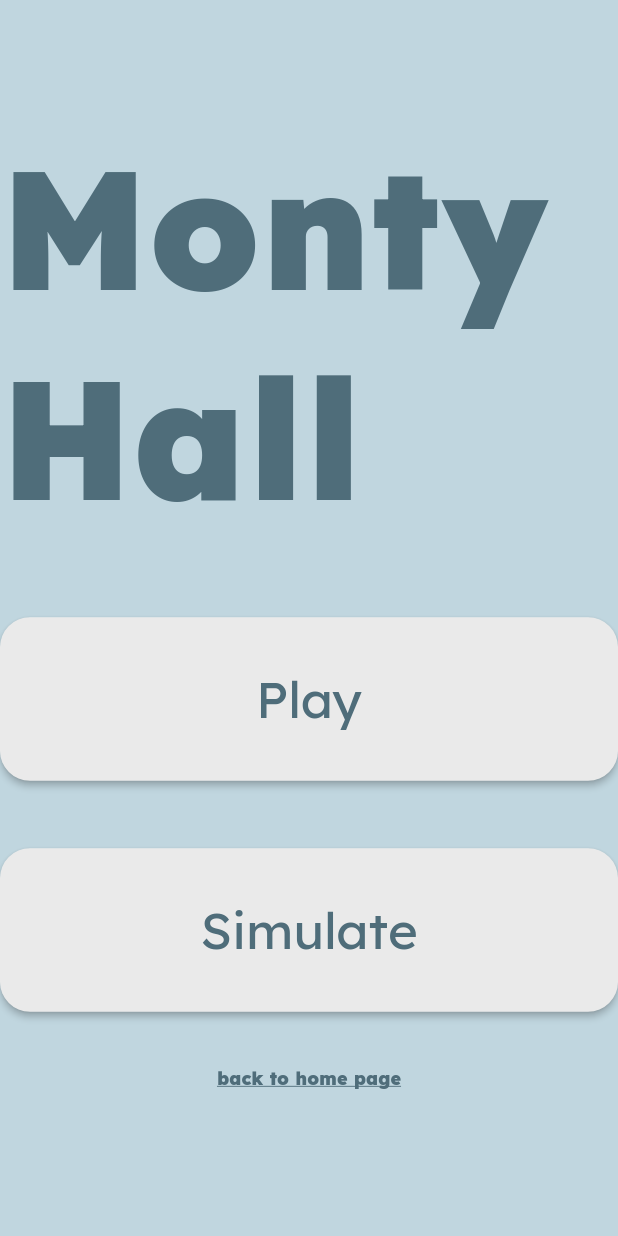
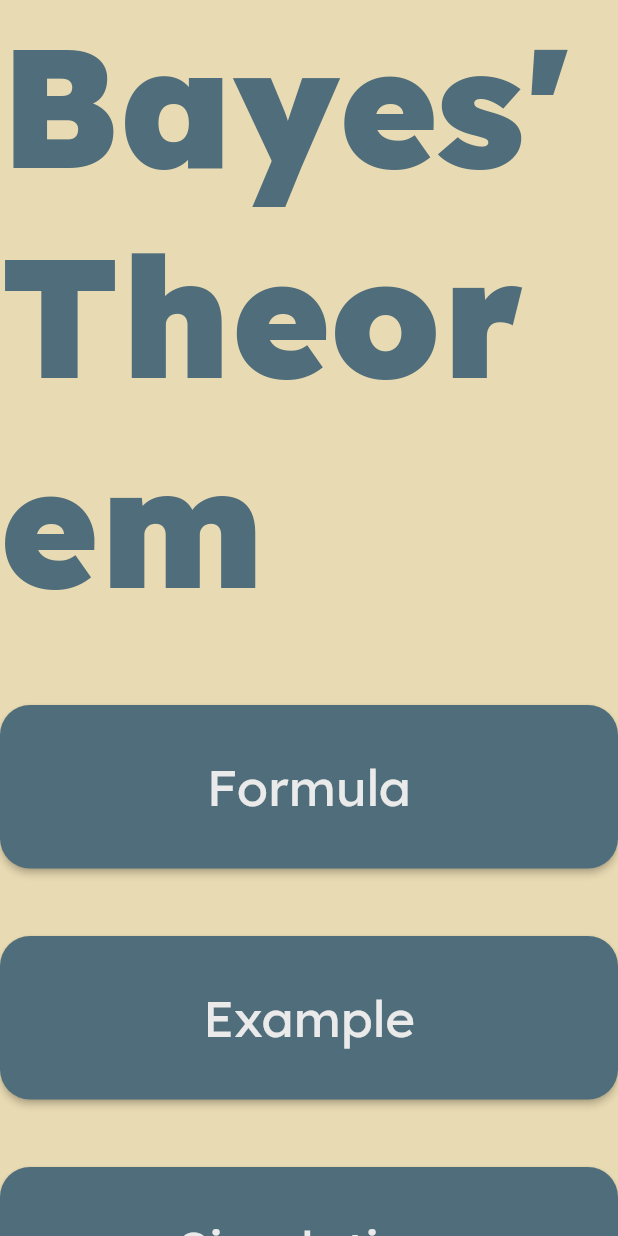
Before and after one commit to szewye/probability_tutor, a Flutter app: the screen it shows after launch, on a phone screen of 412 x 824 dp. Run offline on Flutter 3.47's test engine with Material 2 defaults, Android fonts, the light colour scheme and no system bars; our stand-ins replace google_fonts.

Commit message:
Set up bayes theorem page with selection of formula, example and simulation

```diff
--- /dev/null
+++ b/lib/Bayes_Theorem/bayes_home.dart
@@ -0,0 +1,86 @@
+import 'package:flutter/material.dart';
+import 'package:probability_tutor/homepage.dart';
+import 'package:probability_tutor/main_page_button.dart';
+import 'package:probability_tutor/colours.dart';
+import 'package:probability_tutor/constants.dart';
+import 'package:probability_tutor/Monty_Hall_Problem/monty_hall_home.dart';
+
+class Bayes_Theorem extends StatelessWidget {
+  const Bayes_Theorem({Key? key}) : super(key: key);
+
+  @override
+  Widget build(BuildContext context) {
+    return Builder(builder: (context) {
+      return Container(
+        color: lightYellow,
+        child: Center(
+          child: Column(
+            mainAxisAlignment: MainAxisAlignment.center,
+            children: [
+              Text(
+                "Bayes' Theorem",
+                style: Theme.of(context)
+                    .textTheme
+                    .headline1
+                    ?.apply(fontWeightDelta: 20, color: darkBlue),
+              ),
+              const SizedBox(height: 50),
+              Container(
+                constraints: BoxConstraints(maxWidth: 500),
+                child: Column(
+                  children: [
+                    SizedBox(
+                      width: double.infinity,
+                      child: MainPageButton(
+                        title: "Formula",
+                        onPress: () {},
+                        buttonColour: darkBlue,
+                        textColour: offWhite,
+                      ),
+                    ),
+                    const SizedBox(height: buttonsDistance),
+                    SizedBox(
+                      width: double.infinity,
+                      child: MainPageButton(
+                        title: "Example",
+                        onPress: () {},
+                        buttonColour: darkBlue,
+                        textColour: offWhite,
+                      ),
+                    ),
+                    const SizedBox(height: buttonsDistance),
+                    SizedBox(
+                      width: double.infinity,
+                      child: MainPageButton(
+                        title: "Simulation",
+                        onPress: () {},
+                        buttonColour: darkBlue,
+                        textColour: offWhite,
+                      ),
+                    ),
+                    const SizedBox(height: 20),
+                    TextButton(
+                        onPressed: () {
+                          Navigator.push(
+                              context,
+                              MaterialPageRoute(
+                                  builder: (context) => Homepage()));
+                        },
+                        child: Text(
+                          "back to home page",
+                          style: Theme.of(context).textTheme.bodySmall?.apply(
+                                fontWeightDelta: 20,
+                                color: darkBlue,
+                                decoration: TextDecoration.underline,
+                              ),
+                        ))
+                  ],
+                ),
+              ),
+            ],
+          ),
+        ),
+      );
+    });
+  }
+}
--- a/lib/monty_hall.dart
+++ b/lib/Monty_Hall_Problem/monty_hall_home.dart
@@ -2,8 +2,7 @@ import 'package:flutter/material.dart';
 import 'package:probability_tutor/main_page_button.dart';
 import 'package:probability_tutor/colours.dart';
 import 'package:probability_tutor/constants.dart';
-
-import 'homepage.dart';
+import 'package:probability_tutor/homepage.dart';
 
 class Monty_Hall extends StatelessWidget {
   const Monty_Hall({Key? key}) : super(key: key);
@@ -18,7 +17,7 @@ class Monty_Hall extends StatelessWidget {
             mainAxisAlignment: MainAxisAlignment.center,
             children: [
               Text(
-                'Monty Hall',
+                'Monty Hall Problem',
                 style: Theme.of(context)
                     .textTheme
                     .headline1
--- a/lib/homepage.dart
+++ b/lib/homepage.dart
@@ -1,8 +1,9 @@
 import 'package:flutter/material.dart';
+import 'package:probability_tutor/Bayes_Theorem/bayes_home.dart';
 import 'package:probability_tutor/main_page_button.dart';
 import 'package:probability_tutor/colours.dart';
 import 'package:probability_tutor/constants.dart';
-import 'package:probability_tutor/monty_hall.dart';
+import 'package:probability_tutor/Monty_Hall_Problem/monty_hall_home.dart';
 
 class Homepage extends StatelessWidget {
   const Homepage({Key? key}) : super(key: key);
@@ -49,7 +50,13 @@ class Homepage extends StatelessWidget {
                     SizedBox(
                       width: double.infinity,
                       child: MainPageButton(
-                          title: "Bayes\'s Theorem", onPress: () {}),
+                          title: "Bayes\'s Theorem",
+                          onPress: () {
+                            Navigator.push(
+                                context,
+                                MaterialPageRoute(
+                                    builder: (context) => Bayes_Theorem()));
+                          }),
                     ),
                   ],
                 ),
--- a/lib/main.dart
+++ b/lib/main.dart
@@ -1,8 +1,9 @@
 import 'package:flutter/material.dart';
 import 'package:google_fonts/google_fonts.dart';
+import 'package:probability_tutor/Bayes_Theorem/bayes_home.dart';
 import 'package:probability_tutor/homepage.dart';
 import 'package:probability_tutor/colours.dart';
-import 'package:probability_tutor/monty_hall.dart';
+import 'package:probability_tutor/Monty_Hall_Problem/monty_hall_home.dart';
 
 void main() {
   runApp(const ProbabilityTutor());
@@ -24,7 +25,7 @@ class ProbabilityTutor extends StatelessWidget {
           ),
         ),
       ),
-      home: const Monty_Hall(),
+      home: const Bayes_Theorem(),
     );
   }
 }
```
